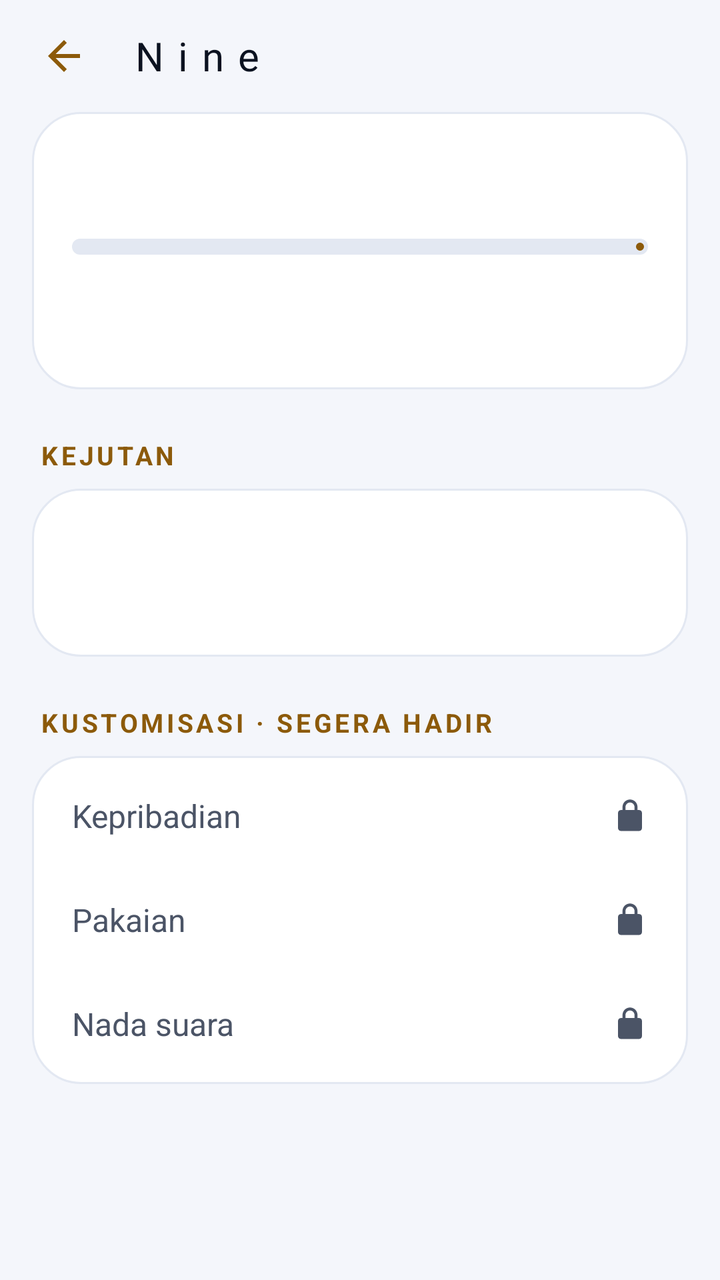
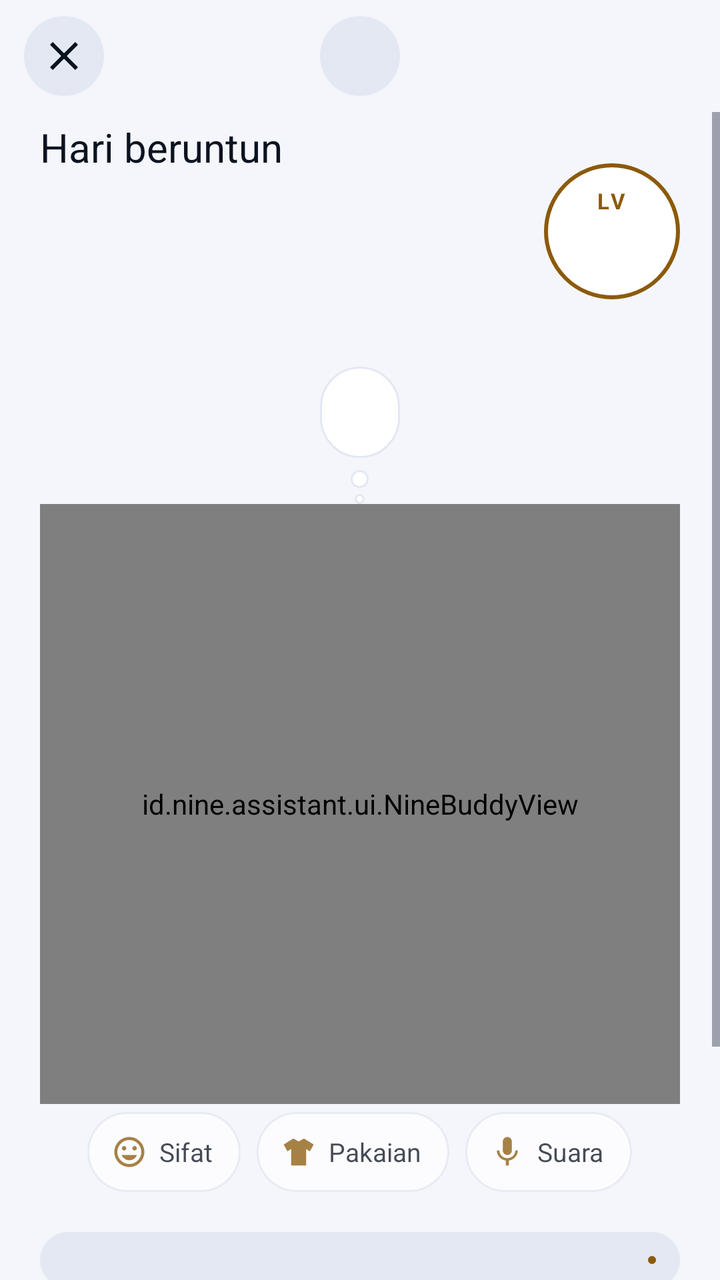

Screens rendered from an Android XML layout before and after an edit, with the pre-edit source and the edit as a unified diff.
<!-- AndroidManifest.xml: application theme Theme.Nine -->
<!-- res/layout/activity_nine.xml -->
<?xml version="1.0" encoding="utf-8"?>
<LinearLayout xmlns:android="http://schemas.android.com/apk/res/android"
    xmlns:app="http://schemas.android.com/apk/res-auto"
    android:id="@+id/nineRoot"
    android:layout_width="match_parent"
    android:layout_height="match_parent"
    android:background="@color/nine_bg"
    android:orientation="vertical">

    <LinearLayout
        android:layout_width="match_parent"
        android:layout_height="56dp"
        android:gravity="center_vertical"
        android:orientation="horizontal"
        android:paddingStart="8dp"
        android:paddingEnd="8dp">

        <ImageButton
            android:id="@+id/btnBack"
            android:layout_width="48dp"
            android:layout_height="48dp"
            android:background="?attr/selectableItemBackgroundBorderless"
            android:contentDescription="@string/back"
            android:src="@drawable/ic_back"
            app:tint="@color/nine_gold" />

        <TextView
            android:layout_width="wrap_content"
            android:layout_height="wrap_content"
            android:layout_marginStart="8dp"
            android:fontFamily="@font/nine_light"
            android:letterSpacing="0.35"
            android:text="@string/hub_nine"
            android:textColor="@color/nine_on_bg"
            android:textSize="20sp" />
    </LinearLayout>

    <ScrollView
        android:layout_width="match_parent"
        android:layout_height="0dp"
        android:layout_weight="1"
        android:clipToPadding="false"
        android:paddingStart="16dp"
        android:paddingEnd="16dp"
        android:paddingBottom="24dp">

        <LinearLayout
            android:layout_width="match_parent"
            android:layout_height="wrap_content"
            android:orientation="vertical">

            <LinearLayout
                android:layout_width="match_parent"
                android:layout_height="wrap_content"
                android:background="@drawable/bg_card"
                android:orientation="vertical"
                android:padding="20dp">

                <TextView
                    android:id="@+id/txtLevel"
                    android:layout_width="match_parent"
                    android:layout_height="wrap_content"
                    android:textColor="@color/nine_on_bg"
                    android:textSize="22sp" />

                <com.google.android.material.progressindicator.LinearProgressIndicator
                    android:id="@+id/progress"
                    android:layout_width="match_parent"
                    android:layout_height="wrap_content"
                    android:layout_marginTop="14dp"
                    android:max="1000"
                    app:indicatorColor="@color/nine_gold"
                    app:trackColor="@color/nine_pill"
                    app:trackCornerRadius="4dp"
                    app:trackThickness="8dp" />

                <TextView
                    android:id="@+id/txtNext"
                    android:layout_width="match_parent"
                    android:layout_height="wrap_content"
                    android:layout_marginTop="8dp"
                    android:textColor="@color/nine_muted"
                    android:textSize="13sp" />

                <TextView
                    android:id="@+id/txtStats"
                    android:layout_width="match_parent"
                    android:layout_height="wrap_content"
                    android:layout_marginTop="4dp"
                    android:textColor="@color/nine_muted"
                    android:textSize="13sp" />
            </LinearLayout>

            <TextView
                style="@style/Nine.SectionTitle"
                android:text="@string/nine_surprise" />

            <LinearLayout
                android:layout_width="match_parent"
                android:layout_height="wrap_content"
                android:background="@drawable/bg_card"
                android:orientation="vertical"
                android:padding="20dp">

                <TextView
                    android:id="@+id/txtSurprise"
                    android:layout_width="match_parent"
                    android:layout_height="wrap_content"
                    android:textColor="@color/nine_on_bg"
                    android:textSize="15sp" />

                <TextView
                    android:id="@+id/txtFound"
                    android:layout_width="match_parent"
                    android:layout_height="wrap_content"
                    android:layout_marginTop="6dp"
                    android:textColor="@color/nine_muted"
                    android:textSize="13sp" />
            </LinearLayout>

            <TextView
                style="@style/Nine.SectionTitle"
                android:text="@string/nine_custom" />

            <LinearLayout
                android:layout_width="match_parent"
                android:layout_height="wrap_content"
                android:background="@drawable/bg_card"
                android:orientation="vertical"
                android:paddingStart="20dp"
                android:paddingTop="4dp"
                android:paddingEnd="20dp"
                android:paddingBottom="4dp">

                <TextView
                    style="@style/Nine.SoonRow"
                    android:text="@string/nine_custom_personality" />

                <TextView
                    style="@style/Nine.SoonRow"
                    android:text="@string/nine_custom_outfit" />

                <TextView
                    style="@style/Nine.SoonRow"
                    android:text="@string/nine_custom_voice" />
            </LinearLayout>
        </LinearLayout>
    </ScrollView>
</LinearLayout>
<!-- resources referenced by this layout -->
<resources>
  <!-- drawable ic_back (drawable) -->
  <vector xmlns:android="http://schemas.android.com/apk/res/android"
      android:width="24dp"
      android:height="24dp"
      android:autoMirrored="true"
      android:viewportWidth="24"
      android:viewportHeight="24">
      <path
          android:fillColor="@android:color/white"
          android:pathData="M20,11H7.83l5.59,-5.59L12,4l-8,8 8,8 1.41,-1.41L7.83,13H20v-2z" />
  </vector>
  <string name="hub_nine">Nine</string>
  <string name="nine_custom">Kustomisasi · Segera hadir</string>
  <string name="nine_custom_personality">Kepribadian</string>
  <string name="nine_custom_voice">Nada suara</string>
  <string name="nine_surprise">Kejutan</string>
  <style name="Nine.SectionTitle" parent="">
          <item name="android:layout_width">match_parent</item>
          <item name="android:layout_height">wrap_content</item>
          <item name="android:layout_marginTop">24dp</item>
          <item name="android:layout_marginBottom">8dp</item>
          <item name="android:paddingStart">4dp</item>
          <item name="android:textColor">@color/nine_gold</item>
          <item name="android:textSize">13sp</item>
          <item name="android:textStyle">bold</item>
          <item name="android:letterSpacing">0.12</item>
          <item name="android:textAllCaps">true</item>
      </style>
  <style name="Nine.SoonRow" parent="">
          <item name="android:layout_width">match_parent</item>
          <item name="android:layout_height">52dp</item>
          <item name="android:gravity">center_vertical</item>
          <item name="android:drawableEnd">@drawable/ic_lock_soon</item>
          <item name="android:drawableTint">@color/nine_muted</item>
          <item name="android:drawablePadding">8dp</item>
          <item name="android:textColor">@color/nine_muted</item>
          <item name="android:textSize">16sp</item>
      </style>
  <!-- drawable ic_lock_soon (drawable) -->
  <vector xmlns:android="http://schemas.android.com/apk/res/android"
      android:width="18dp"
      android:height="18dp"
      android:viewportWidth="24"
      android:viewportHeight="24">
      <path
          android:fillColor="@android:color/white"
          android:pathData="M18,8h-1V6c0,-2.76 -2.24,-5 -5,-5S7,3.24 7,6v2H6c-1.1,0 -2,0.9 -2,2v10c0,1.1 0.9,2 2,2h12c1.1,0 2,-0.9 2,-2V10c0,-1.1 -0.9,-2 -2,-2zM9,6c0,-1.66 1.34,-3 3,-3s3,1.34 3,3v2H9V6z" />
  </vector>
  <!-- unchanged entries left out for length: 16 -->
</resources>

<!-- the commit's change to res/layout/activity_nine.xml (unified diff, before → after) -->
@@ -7,142 +7,225 @@
     android:background="@color/nine_bg"
     android:orientation="vertical">
 
-    <LinearLayout
+    <FrameLayout
         android:layout_width="match_parent"
         android:layout_height="56dp"
-        android:gravity="center_vertical"
-        android:orientation="horizontal"
-        android:paddingStart="8dp"
-        android:paddingEnd="8dp">
+        android:paddingStart="12dp"
+        android:paddingEnd="12dp">
 
         <ImageButton
             android:id="@+id/btnBack"
-            android:layout_width="48dp"
-            android:layout_height="48dp"
-            android:background="?attr/selectableItemBackgroundBorderless"
+            android:layout_width="40dp"
+            android:layout_height="40dp"
+            android:layout_gravity="start|center_vertical"
+            android:background="@drawable/bg_round_btn"
             android:contentDescription="@string/back"
-            android:src="@drawable/ic_back"
-            app:tint="@color/nine_gold" />
+            android:src="@drawable/ic_close"
+            app:tint="@color/nine_on_bg" />
 
         <TextView
+            android:id="@+id/txtTitlePill"
             android:layout_width="wrap_content"
-            android:layout_height="wrap_content"
-            android:layout_marginStart="8dp"
-            android:fontFamily="@font/nine_light"
-            android:letterSpacing="0.35"
-            android:text="@string/hub_nine"
+            android:layout_height="40dp"
+            android:layout_gravity="center"
+            android:background="@drawable/bg_round_pill"
+            android:gravity="center"
+            android:paddingStart="20dp"
+            android:paddingEnd="20dp"
             android:textColor="@color/nine_on_bg"
-            android:textSize="20sp" />
-    </LinearLayout>
+            android:textSize="16sp"
+            android:textStyle="bold" />
+    </FrameLayout>
 
     <ScrollView
         android:layout_width="match_parent"
         android:layout_height="0dp"
         android:layout_weight="1"
         android:clipToPadding="false"
-        android:paddingStart="16dp"
-        android:paddingEnd="16dp"
         android:paddingBottom="24dp">
 
         <LinearLayout
             android:layout_width="match_parent"
             android:layout_height="wrap_content"
-            android:orientation="vertical">
-
+            android:orientation="vertical"
+            android:paddingStart="20dp"
+            android:paddingEnd="20dp">
+
+            
             <LinearLayout
                 android:layout_width="match_parent"
                 android:layout_height="wrap_content"
-                android:background="@drawable/bg_card"
-                android:orientation="vertical"
-                android:padding="20dp">
-
-                <TextView
-                    android:id="@+id/txtLevel"
-                    android:layout_width="match_parent"
+                android:layout_marginTop="4dp"
+                android:gravity="center_vertical"
+                android:orientation="horizontal">
+
+                <LinearLayout
+                    android:layout_width="0dp"
                     android:layout_height="wrap_content"
-                    android:textColor="@color/nine_on_bg"
-                    android:textSize="22sp" />
+                    android:layout_weight="1"
+                    android:orientation="vertical">
+
+                    <TextView
+                        android:layout_width="wrap_content"
+                        android:layout_height="wrap_content"
+                        android:text="@string/nine_streak_label"
+                        android:textColor="@color/nine_on_bg"
+                        android:textSize="20sp" />
+
+                    <TextView
+                        android:id="@+id/txtStreak"
+                        android:layout_width="wrap_content"
+                        android:layout_height="wrap_content"
+                        android:fontFamily="@font/nine_light"
+                        android:includeFontPadding="false"
+                        android:textColor="@color/nine_on_bg"
+                        android:textSize="72sp" />
+                </LinearLayout>
+
+                <LinearLayout
+                    android:layout_width="68dp"
+                    android:layout_height="68dp"
+                    android:background="@drawable/bg_level_badge"
+                    android:gravity="center"
+                    android:orientation="vertical">
+
+                    <TextView
+                        android:layout_width="wrap_content"
+                        android:layout_height="wrap_content"
+                        android:letterSpacing="0.15"
+                        android:text="@string/nine_lv"
+                        android:textColor="@color/nine_gold"
+                        android:textSize="11sp"
+                        android:textStyle="bold" />
+
+                    <TextView
+                        android:id="@+id/txtLevelNum"
+                        android:layout_width="wrap_content"
+                        android:layout_height="wrap_content"
+                        android:includeFontPadding="false"
+                        android:textColor="@color/nine_on_bg"
+                        android:textSize="26sp"
+                        android:textStyle="bold" />
+                </LinearLayout>
+            </LinearLayout>
+
+            
+            <TextView
+                android:id="@+id/txtSay"
+                android:layout_width="wrap_content"
+                android:layout_height="wrap_content"
+                android:layout_gravity="center_horizontal"
+                android:layout_marginTop="12dp"
+                android:background="@drawable/bg_bubble"
+                android:gravity="center"
+                android:maxWidth="280dp"
+                android:paddingStart="20dp"
+                android:paddingTop="12dp"
+                android:paddingEnd="20dp"
+                android:paddingBottom="12dp"
+                android:textColor="@color/nine_on_bg"
+                android:textSize="16sp" />
+
+            <View
+                android:layout_width="9dp"
+                android:layout_height="9dp"
+                android:layout_gravity="center_horizontal"
+                android:layout_marginTop="6dp"
+                android:background="@drawable/bg_dot" />
+
+            <View
+                android:layout_width="5dp"
+                android:layout_height="5dp"
+                android:layout_gravity="center_horizontal"
+                android:layout_marginTop="3dp"
+                android:background="@drawable/bg_dot" />
+
+            <id.nine.assistant.ui.NineBuddyView
+                android:id="@+id/buddy"
+                android:layout_width="match_parent"
+                android:layout_height="300dp" />
+
+            
+            <LinearLayout
+                android:layout_width="match_parent"
+                android:layout_height="wrap_content"
+                android:layout_marginTop="4dp"
+                android:gravity="center"
+                android:orientation="horizontal">
+
+                <TextView
+                    android:id="@+id/chipPersonality"
+                    style="@style/Nine.Chip"
+                    android:drawableStart="@drawable/ic_persona"
+                    android:text="@string/nine_custom_personality" />
+
+                <TextView
+                    android:id="@+id/chipOutfit"
+                    style="@style/Nine.Chip"
+                    android:drawableStart="@drawable/ic_outfit"
+                    android:text="@string/nine_custom_outfit" />
+
+                <TextView
+                    android:id="@+id/chipVoice"
+                    style="@style/Nine.Chip"
+                    android:drawableStart="@drawable/ic_voice"
+                    android:text="@string/nine_custom_voice" />
+            </LinearLayout>
+
+            
+            <FrameLayout
+                android:layout_width="match_parent"
+                android:layout_height="28dp"
+                android:layout_marginTop="20dp">
 
                 <com.google.android.material.progressindicator.LinearProgressIndicator
                     android:id="@+id/progress"
                     android:layout_width="match_parent"
-                    android:layout_height="wrap_content"
-                    android:layout_marginTop="14dp"
+                    android:layout_height="match_parent"
                     android:max="1000"
                     app:indicatorColor="@color/nine_gold"
                     app:trackColor="@color/nine_pill"
-                    app:trackCornerRadius="4dp"
-                    app:trackThickness="8dp" />
-
-                <TextView
-                    android:id="@+id/txtNext"
+                    app:trackCornerRadius="14dp"
+                    app:trackThickness="28dp" />
+
+                <TextView
+                    android:id="@+id/txtXp"
+                    android:layout_width="match_parent"
+                    android:layout_height="match_parent"
+                    android:gravity="center"
+                    android:textColor="@color/nine_on_bg"
+                    android:textSize="14sp"
+                    android:textStyle="bold" />
+            </FrameLayout>
+
+            <TextView
+                android:id="@+id/txtHint"
+                android:layout_width="match_parent"
+                android:layout_height="wrap_content"
+                android:layout_marginTop="10dp"
+                android:gravity="center"
+                android:textColor="@color/nine_muted"
+                android:textSize="14sp" />
+
+            
+            <LinearLayout
+                style="@style/Nine.Card"
+                android:layout_marginTop="20dp">
+
+                <TextView
                     android:layout_width="match_parent"
                     android:layout_height="wrap_content"
-                    android:layout_marginTop="8dp"
-                    android:textColor="@color/nine_muted"
-                    android:textSize="13sp" />
-
-                <TextView
-                    android:id="@+id/txtStats"
+                    android:layout_marginBottom="4dp"
+                    android:text="@string/nine_grow"
+                    android:textColor="@color/nine_on_bg"
+                    android:textSize="20sp"
+                    android:textStyle="bold" />
+
+                <LinearLayout
+                    android:id="@+id/growList"
                     android:layout_width="match_parent"
                     android:layout_height="wrap_content"
-                    android:layout_marginTop="4dp"
-                    android:textColor="@color/nine_muted"
-                    android:textSize="13sp" />
-            </LinearLayout>
-
-            <TextView
-                style="@style/Nine.SectionTitle"
-                android:text="@string/nine_surprise" />
-
-            <LinearLayout
-                android:layout_width="match_parent"
-                android:layout_height="wrap_content"
-                android:background="@drawable/bg_card"
-                android:orientation="vertical"
-                android:padding="20dp">
-
-                <TextView
-                    android:id="@+id/txtSurprise"
-                    android:layout_width="match_parent"
-                    android:layout_height="wrap_content"
-                    android:textColor="@color/nine_on_bg"
-                    android:textSize="15sp" />
-
-                <TextView
-                    android:id="@+id/txtFound"
-                    android:layout_width="match_parent"
-                    android:layout_height="wrap_content"
-                    android:layout_marginTop="6dp"
-                    android:textColor="@color/nine_muted"
-                    android:textSize="13sp" />
-            </LinearLayout>
-
-            <TextView
-                style="@style/Nine.SectionTitle"
-                android:text="@string/nine_custom" />
-
-            <LinearLayout
-                android:layout_width="match_parent"
-                android:layout_height="wrap_content"
-                android:background="@drawable/bg_card"
-                android:orientation="vertical"
-                android:paddingStart="20dp"
-                android:paddingTop="4dp"
-                android:paddingEnd="20dp"
-                android:paddingBottom="4dp">
-
-                <TextView
-                    style="@style/Nine.SoonRow"
-                    android:text="@string/nine_custom_personality" />
-
-                <TextView
-                    style="@style/Nine.SoonRow"
-                    android:text="@string/nine_custom_outfit" />
-
-                <TextView
-                    style="@style/Nine.SoonRow"
-                    android:text="@string/nine_custom_voice" />
+                    android:orientation="vertical" />
             </LinearLayout>
         </LinearLayout>
     </ScrollView>
<!-- resource entries referenced after the edit -->
@@ -1,44 +1,41 @@
 <!-- resources referenced by this layout -->
 <resources>
-  <!-- drawable ic_back (drawable) -->
+  <!-- drawable bg_bubble (drawable) -->
+  <shape xmlns:android="http://schemas.android.com/apk/res/android" android:shape="rectangle">
+      <solid android:color="@color/nine_card" />
+      <corners android:radius="22dp" />
+      <stroke android:width="1dp" android:color="@color/nine_pill" />
+  </shape>
+  <!-- drawable bg_dot (drawable) -->
+  <shape xmlns:android="http://schemas.android.com/apk/res/android" android:shape="oval">
+      <solid android:color="@color/nine_card" />
+      <stroke android:width="1dp" android:color="@color/nine_pill" />
+  </shape>
+  <!-- drawable bg_level_badge (drawable) -->
+  <shape xmlns:android="http://schemas.android.com/apk/res/android" android:shape="oval">
+      <solid android:color="@color/nine_card" />
+      <stroke android:width="2dp" android:color="@color/nine_gold" />
+  </shape>
+  <!-- drawable bg_round_btn (drawable) -->
+  <shape xmlns:android="http://schemas.android.com/apk/res/android" android:shape="oval">
+      <solid android:color="@color/nine_pill" />
+  </shape>
+  <!-- drawable bg_round_pill (drawable) -->
+  <shape xmlns:android="http://schemas.android.com/apk/res/android" android:shape="rectangle">
+      <solid android:color="@color/nine_pill" />
+      <corners android:radius="20dp" />
+  </shape>
+  <!-- drawable ic_close (drawable) -->
   <vector xmlns:android="http://schemas.android.com/apk/res/android"
       android:width="24dp"
       android:height="24dp"
-      android:autoMirrored="true"
       android:viewportWidth="24"
       android:viewportHeight="24">
       <path
           android:fillColor="@android:color/white"
-          android:pathData="M20,11H7.83l5.59,-5.59L12,4l-8,8 8,8 1.41,-1.41L7.83,13H20v-2z" />
+          android:pathData="M19,6.41L17.59,5 12,10.59 6.41,5 5,6.41 10.59,12 5,17.59 6.41,19 12,13.41 17.59,19 19,17.59 13.41,12z" />
   </vector>
-  <string name="hub_nine">Nine</string>
-  <string name="nine_custom">Kustomisasi · Segera hadir</string>
-  <string name="nine_custom_personality">Kepribadian</string>
-  <string name="nine_custom_voice">Nada suara</string>
-  <string name="nine_surprise">Kejutan</string>
-  <style name="Nine.SectionTitle" parent="">
-          <item name="android:layout_width">match_parent</item>
-          <item name="android:layout_height">wrap_content</item>
-          <item name="android:layout_marginTop">24dp</item>
-          <item name="android:layout_marginBottom">8dp</item>
-          <item name="android:paddingStart">4dp</item>
-          <item name="android:textColor">@color/nine_gold</item>
-          <item name="android:textSize">13sp</item>
-          <item name="android:textStyle">bold</item>
-          <item name="android:letterSpacing">0.12</item>
-          <item name="android:textAllCaps">true</item>
-      </style>
-  <style name="Nine.SoonRow" parent="">
-          <item name="android:layout_width">match_parent</item>
-          <item name="android:layout_height">52dp</item>
-          <item name="android:gravity">center_vertical</item>
-          <item name="android:drawableEnd">@drawable/ic_lock_soon</item>
-          <item name="android:drawableTint">@color/nine_muted</item>
-          <item name="android:drawablePadding">8dp</item>
-          <item name="android:textColor">@color/nine_muted</item>
-          <item name="android:textSize">16sp</item>
-      </style>
-  <!-- drawable ic_lock_soon (drawable) -->
+  <!-- drawable ic_outfit (drawable) -->
   <vector xmlns:android="http://schemas.android.com/apk/res/android"
       android:width="18dp"
       android:height="18dp"
@@ -46,8 +43,61 @@
       android:viewportHeight="24">
       <path
           android:fillColor="@android:color/white"
-          android:pathData="M18,8h-1V6c0,-2.76 -2.24,-5 -5,-5S7,3.24 7,6v2H6c-1.1,0 -2,0.9 -2,2v10c0,1.1 0.9,2 2,2h12c1.1,0 2,-0.9 2,-2V10c0,-1.1 -0.9,-2 -2,-2zM9,6c0,-1.66 1.34,-3 3,-3s3,1.34 3,3v2H9V6z" />
+          android:pathData="M8.5,3L12,5L15.5,3L22,7L19.5,11.5L17,10L17,21L7,21L7,10L4.5,11.5L2,7Z" />
   </vector>
+  <!-- drawable ic_persona (drawable) -->
+  <vector xmlns:android="http://schemas.android.com/apk/res/android"
+      android:width="18dp"
+      android:height="18dp"
+      android:viewportWidth="24"
+      android:viewportHeight="24">
+      <path
+          android:fillColor="@android:color/white"
+          android:pathData="M11.99,2C6.47,2 2,6.48 2,12s4.47,10 9.99,10C17.52,22 22,17.52 22,12S17.52,2 11.99,2zM12,20c-4.42,0 -8,-3.58 -8,-8s3.58,-8 8,-8 8,3.58 8,8 -3.58,8 -8,8zM15.5,11c0.83,0 1.5,-0.67 1.5,-1.5S16.33,8 15.5,8 14,8.67 14,9.5s0.67,1.5 1.5,1.5zM8.5,11c0.83,0 1.5,-0.67 1.5,-1.5S9.33,8 8.5,8 7,8.67 7,9.5 7.67,11 8.5,11zM12,17.5c2.33,0 4.31,-1.46 5.11,-3.5H6.89c0.8,2.04 2.78,3.5 5.11,3.5z" />
+  </vector>
+  <!-- drawable ic_voice (drawable) -->
+  <vector xmlns:android="http://schemas.android.com/apk/res/android"
+      android:width="18dp"
+      android:height="18dp"
+      android:viewportWidth="24"
+      android:viewportHeight="24">
+      <path
+          android:fillColor="@android:color/white"
+          android:pathData="M12,14c1.66,0 2.99,-1.34 2.99,-3L15,5c0,-1.66 -1.34,-3 -3,-3S9,3.34 9,5v6c0,1.66 1.34,3 3,3zM17.3,11c0,3 -2.54,5.1 -5.3,5.1S6.7,14 6.7,11L5,11c0,3.41 2.72,6.23 6,6.72L11,21h2v-3.28c3.28,-0.48 6,-3.3 6,-6.72h-1.7z" />
+  </vector>
+  <string name="nine_custom_personality">Sifat</string>
+  <string name="nine_custom_voice">Suara</string>
+  <string name="nine_grow">Tumbuhkan Nine</string>
+  <string name="nine_lv">LV</string>
+  <string name="nine_streak_label">Hari beruntun</string>
+  <style name="Nine.Card" parent="">
+          <item name="android:layout_width">match_parent</item>
+          <item name="android:layout_height">wrap_content</item>
+          <item name="android:background">@drawable/bg_card</item>
+          <item name="android:orientation">vertical</item>
+          <item name="android:padding">16dp</item>
+      </style>
+  <style name="Nine.Chip" parent="">
+          <item name="android:layout_width">wrap_content</item>
+          <item name="android:layout_height">40dp</item>
+          <item name="android:layout_marginStart">4dp</item>
+          <item name="android:layout_marginEnd">4dp</item>
+          <item name="android:alpha">0.75</item>
+          <item name="android:background">@drawable/bg_pill_soft</item>
+          <item name="android:drawablePadding">6dp</item>
+          <item name="android:drawableTint">@color/nine_gold</item>
+          <item name="android:gravity">center_vertical</item>
+          <item name="android:paddingStart">12dp</item>
+          <item name="android:paddingEnd">14dp</item>
+          <item name="android:textColor">@color/nine_on_bg</item>
+          <item name="android:textSize">13sp</item>
+      </style>
+  <!-- drawable bg_pill_soft (drawable) -->
+  <shape xmlns:android="http://schemas.android.com/apk/res/android" android:shape="rectangle">
+      <solid android:color="@color/nine_card" />
+      <corners android:radius="22dp" />
+      <stroke android:width="1dp" android:color="@color/nine_pill" />
+  </shape>
   <!-- unchanged entries left out for length: 16 -->
 </resources>
 
